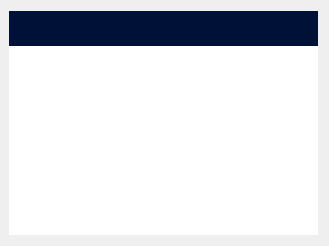
Above: CleverManagerV3/rooms/room_datawid.ui from ChinaClever/CleverManagerV3 before the change. Below: the same form after it.
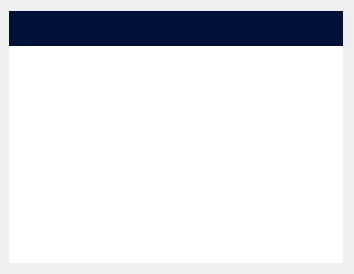
That is the form after the change.

```diff
--- a/CleverManagerV3/rooms/room_datawid.ui
+++ b/CleverManagerV3/rooms/room_datawid.ui
@@ -6,8 +6,8 @@
    <rect>
     <x>0</x>
     <y>0</y>
-    <width>329</width>
-    <height>246</height>
+    <width>354</width>
+    <height>274</height>
    </rect>
   </property>
   <property name="windowTitle">
```
